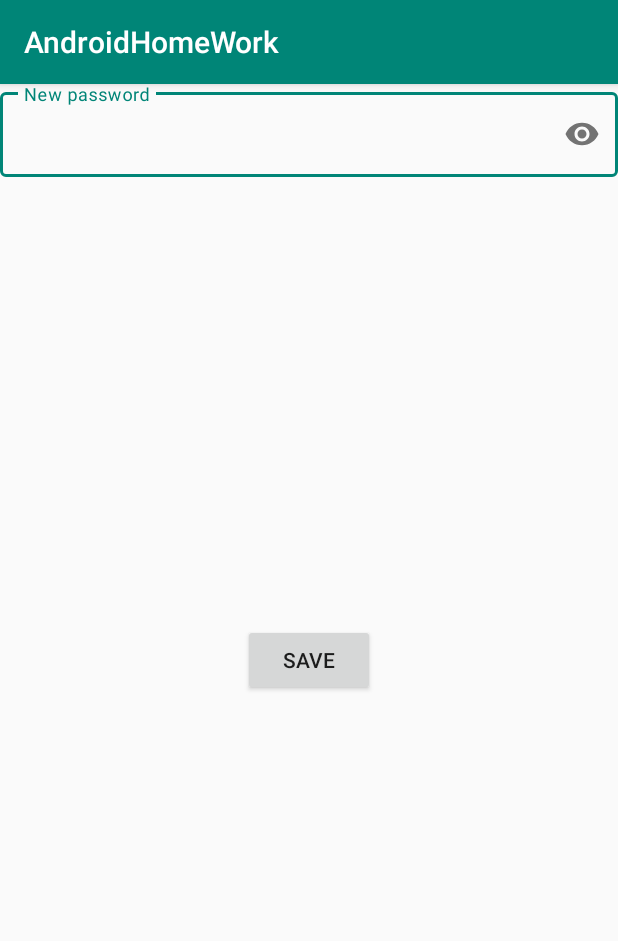
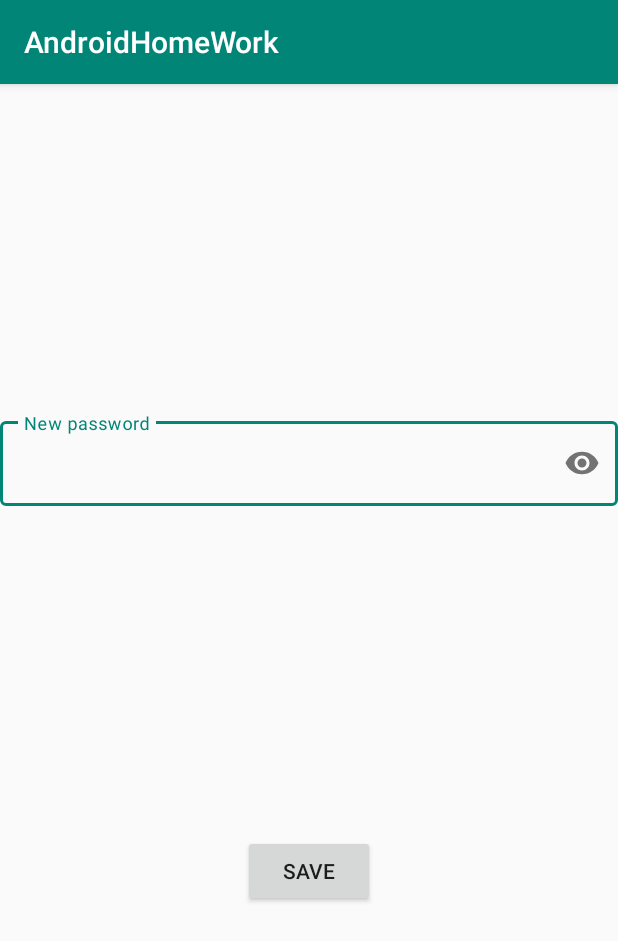
Before and after one commit to DinaShafeeva/AndroidHomeWork, an Android app: the ResetPasswordActivity screen opened directly, with no data from a screen before it, on a phone screen of 412 x 824 dp. Shown: the top 941 px of the screen. Run offline under Robolectric (Android 15) with nearby library versions, the phone set to English and light mode, and no system bars.

Commit message:
Fixed bugs 3.0

```diff
--- a/app/src/main/res/layout/activity_reset_password.xml
+++ b/app/src/main/res/layout/activity_reset_password.xml
@@ -11,9 +11,9 @@
             style="@style/Widget.MaterialComponents.TextInputLayout.OutlinedBox"
             android:layout_width="0dp"
             android:layout_height="wrap_content"
-            android:gravity="center"
+            app:layout_constraintBottom_toTopOf="@+id/button_reset_2"
             app:layout_constraintEnd_toEndOf="parent"
-            app:layout_constraintHorizontal_bias="0.0"
+            app:layout_constraintHorizontal_bias="0.5"
             app:layout_constraintStart_toStartOf="parent"
             app:layout_constraintTop_toTopOf="parent"
             app:passwordToggleEnabled="true">
@@ -29,17 +29,15 @@
     </com.google.android.material.textfield.TextInputLayout>
 
 
-    <LinearLayout
-            android:layout_width="match_parent"
-            android:layout_height="match_parent"
-            android:gravity="center"
-            android:orientation="vertical"
-            app:layout_constraintStart_toStartOf="parent">
+    <Button
+            android:id="@+id/button_reset_2"
+            android:layout_width="wrap_content"
+            android:layout_height="wrap_content"
+            android:text="Save"
+            app:layout_constraintBottom_toBottomOf="parent"
+            app:layout_constraintEnd_toEndOf="parent"
+            app:layout_constraintHorizontal_bias="0.5"
+            app:layout_constraintStart_toStartOf="parent"
+            app:layout_constraintTop_toBottomOf="@+id/ti_pass" />
 
-        <Button
-                android:id="@+id/button_reset_2"
-                android:layout_width="wrap_content"
-                android:layout_height="wrap_content"
-                android:text="Save" />
-    </LinearLayout>
 </android.support.constraint.ConstraintLayout>
```
Also changed, not shown: app/src/main/res/layout/activity_final.xml (+10 -13 lines).
